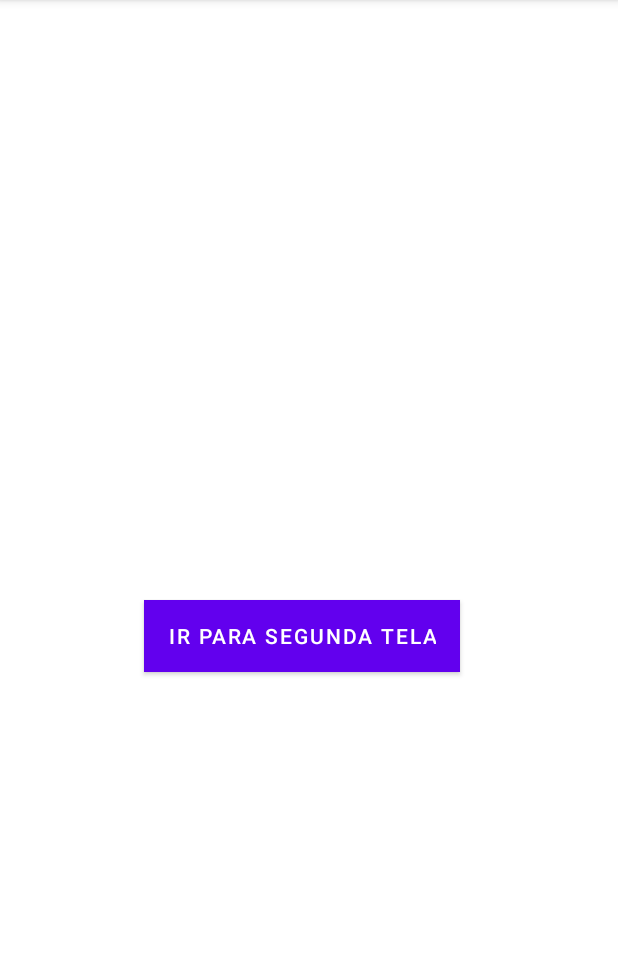
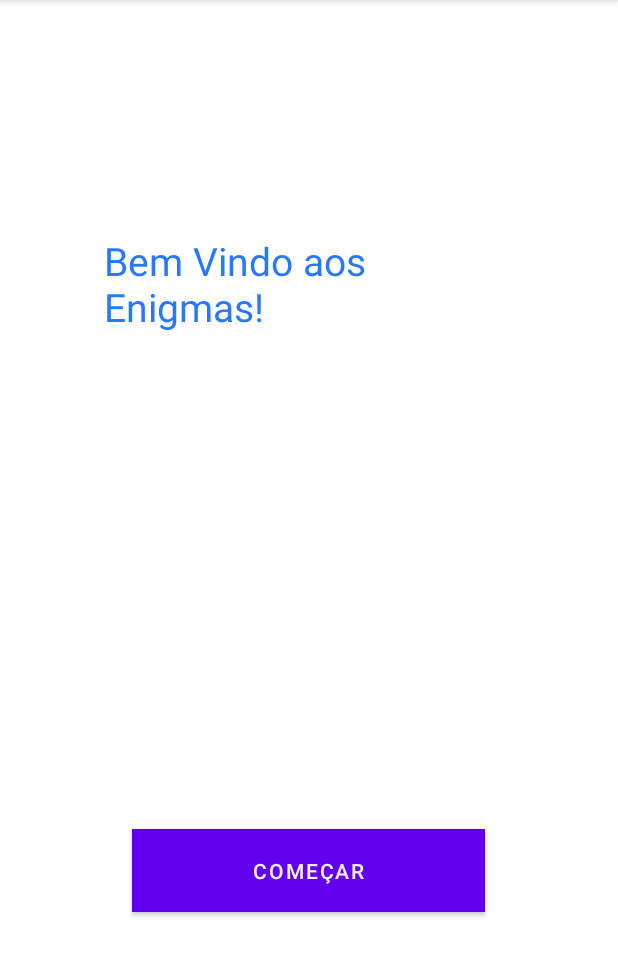
Before and after one commit to aldemirneto/app, an Android app: the screen it shows after launch (MainActivity), on a phone screen of 412 x 824 dp, the part 84-1060 px from its top. Run offline under Robolectric (Android 15) with nearby library versions, the light colour scheme and no system bars.

```diff
--- a/app/src/main/AndroidManifest.xml
+++ b/app/src/main/AndroidManifest.xml
@@ -9,6 +9,9 @@
         android:roundIcon="@mipmap/ic_launcher_round"
         android:supportsRtl="true"
         android:theme="@style/Theme.Teste">
+        <activity
+            android:name=".TerceiraTela"
+            android:exported="false" />
         <activity
             android:name=".SegundaTela"
             android:exported="true" />
--- a/app/src/main/res/layout/activity_main.xml
+++ b/app/src/main/res/layout/activity_main.xml
@@ -8,12 +8,33 @@
 
     <Button
         android:id="@+id/bt_segunda_tela"
-        android:layout_width="wrap_content"
-        android:layout_height="wrap_content"
-        android:layout_marginStart="96dp"
-        android:layout_marginBottom="320dp"
-        android:background="@color/cardview_light_background"
-        android:text="Ir para Segunda Tela"
+        android:layout_width="235dp"
+        android:layout_height="55dp"
+        android:layout_marginStart="88dp"
+        android:layout_marginBottom="160dp"
+        android:background="@color/black"
+        android:backgroundTint="@color/black"
+        android:text="@string/come_ar"
+        android:textColor="#F3EFF0"
         app:layout_constraintBottom_toBottomOf="parent"
         app:layout_constraintStart_toStartOf="parent" />
+
+    <TextView
+        android:id="@+id/textView3"
+        android:layout_width="270dp"
+        android:layout_height="66dp"
+        android:layout_marginStart="69dp"
+        android:layout_marginTop="156dp"
+        android:layout_marginEnd="186dp"
+        android:background="#E4DFDF"
+        android:backgroundTint="#00716B6B"
+        android:minHeight="48dp"
+        android:text="@string/bem_vindo_aos_enigmas"
+        android:textColor="#2979FF"
+        app:autoSizeTextType="uniform"
+        app:layout_constraintEnd_toEndOf="parent"
+        app:layout_constraintHorizontal_bias="0.0"
+        app:layout_constraintStart_toStartOf="parent"
+        app:layout_constraintTop_toTopOf="parent" />
+
 </androidx.constraintlayout.widget.ConstraintLayout>
--- a/app/src/main/res/values/strings.xml
+++ b/app/src/main/res/values/strings.xml
@@ -1,4 +1,9 @@
 <resources>
     <string name="app_name">teste</string>
     <string name="neto_lindo">Neto é Lindo</string>
+    <string name="come_ar">Começar</string>
+    <string name="bem_vindo_aos_enigmas">Bem Vindo aos Enigmas!</string>
+    <string name="escreva_aqui">Escreva aqui...</string>
+    <string name="que_animal_anda_pela_manh_sobre_quatro_patas_a_tarde_sobre_duas_e_a_noite_sobre_tr_s">Que animal anda pela manhã sobre quatro patas, a tarde sobre duas e a noite sobre três?</string>
+    <string name="submeter">submeter</string>
 </resources>
--- a/build.gradle
+++ b/build.gradle
@@ -5,7 +5,7 @@ buildscript {
         mavenCentral()
     }
     dependencies {
-        classpath "com.android.tools.build:gradle:7.0.1"
+        classpath 'com.android.tools.build:gradle:7.0.3'
         classpath "org.jetbrains.kotlin:kotlin-gradle-plugin:1.6.0"
 
         // NOTE: Do not place your application dependencies here; they belong
```
Also changed, not shown: app/src/main/java/br/edu/ifspprc/teste/SegundaTela.kt (+22 -0 lines), app/src/main/java/br/edu/ifspprc/teste/TerceiraTela.kt (added, +11 -0 lines), app/src/main/res/layout/activity_segunda_tela.xml (+38 -4 lines), app/src/main/res/layout/activity_terceira_tela.xml (added, +9 -0 lines).
